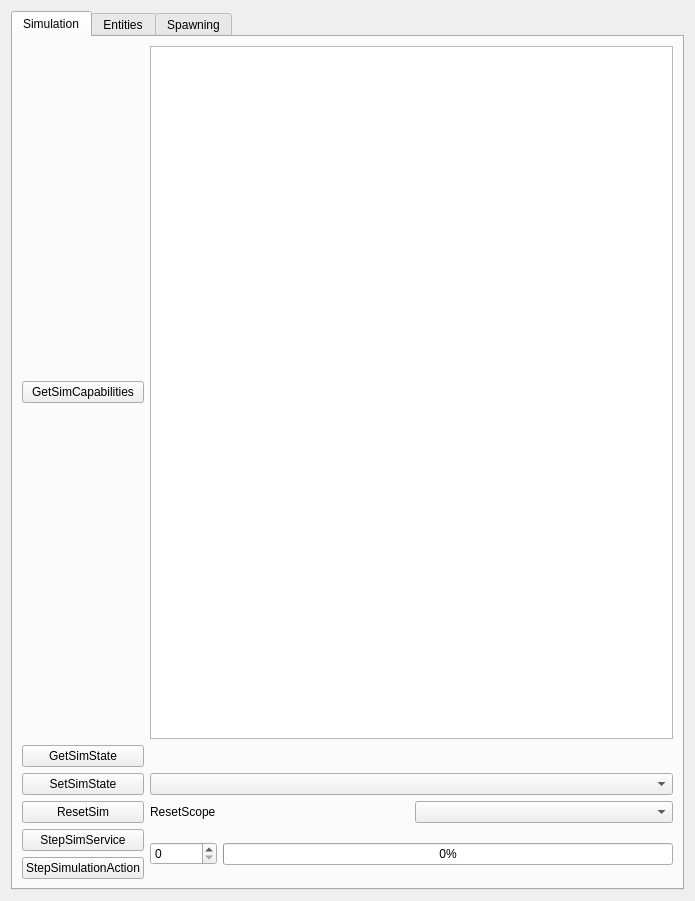
This is src/sim_widget.ui in RobotecAI/q_simulation_interfaces as Qt 5 draws it before an edit. The edited form follows.
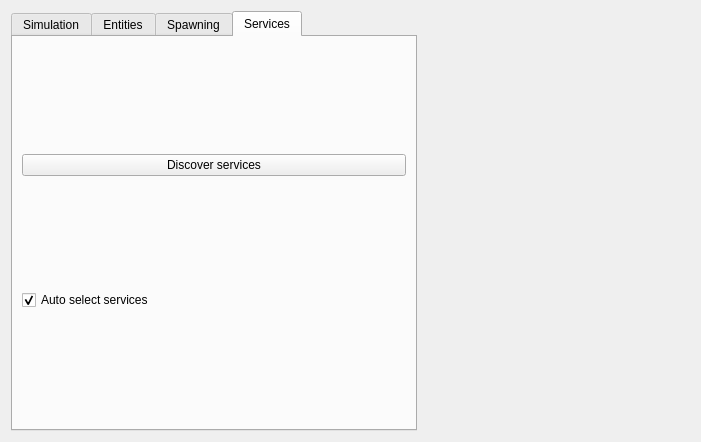
This is the edited form. The open tabs and pages were chosen to show the change.

Commit message: Automatic service resolution (#6)

The edit to the form file:
```diff
--- a/src/sim_widget.ui
+++ b/src/sim_widget.ui
@@ -6,12 +6,12 @@
    <rect>
     <x>0</x>
     <y>0</y>
-    <width>695</width>
-    <height>901</height>
+    <width>701</width>
+    <height>442</height>
    </rect>
   </property>
-  <layout class="QVBoxLayout" name="verticalLayout_4">
-   <item>
+  <layout class="QFormLayout" name="formLayout">
+   <item row="0" column="0">
     <widget class="QTabWidget" name="tabWidget">
      <property name="currentIndex">
       <number>0</number>
@@ -519,6 +519,33 @@
        </item>
       </layout>
      </widget>
+     <widget class="QWidget" name="servicesNames">
+      <property name="enabled">
+       <bool>true</bool>
+      </property>
+      <attribute name="title">
+       <string>Services</string>
+      </attribute>
+      <layout class="QVBoxLayout" name="servicesLayout">
+       <item>
+        <widget class="QPushButton" name="discoverServicesButton">
+         <property name="text">
+          <string>Discover services</string>
+         </property>
+        </widget>
+       </item>
+       <item>
+        <widget class="QCheckBox" name="autodiscoverServicesCheckbox">
+         <property name="text">
+          <string>Auto select services</string>
+         </property>
+         <property name="checked">
+          <bool>true</bool>
+         </property>
+        </widget>
+       </item>
+      </layout>
+     </widget>
     </widget>
    </item>
   </layout>
```
The commit also changes 8 other files.
